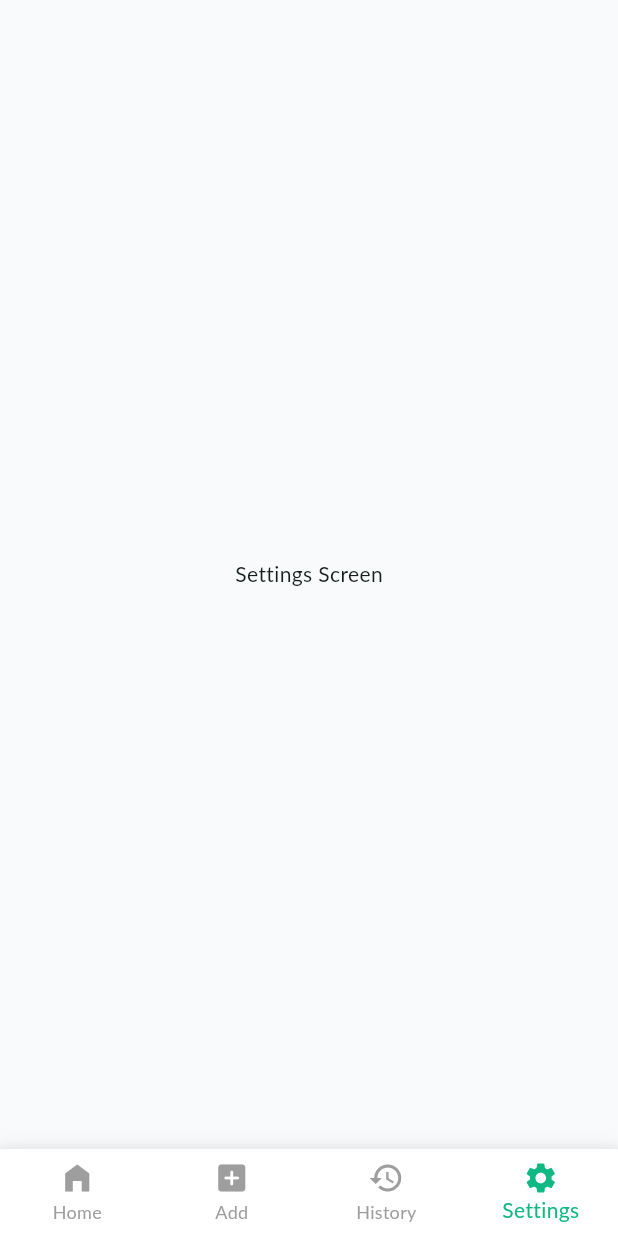
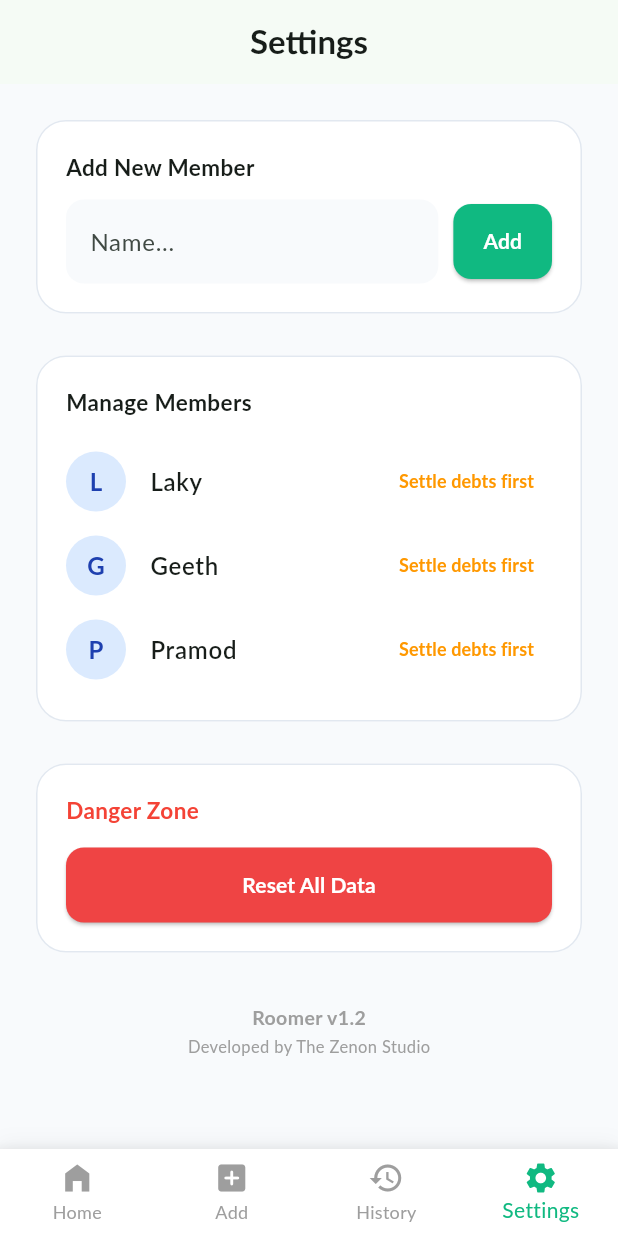
Before and after one commit to gkcama-dev/roomer_app, a Flutter app: the screen it shows after launch, item 4 of the bottom bar chosen, on a phone screen of 412 x 824 dp. Run offline on Flutter 3.47's test engine with Material 3 defaults, Android fonts, the phone set to English and light mode, and no system bars; Roboto replaces fonts that are missing (Lato).

Commit message:
Add full Settings screen UI
Replace placeholder with a complete Settings screen: adds AppBar and a ListView containing cards for Add New Member (TextField + Add button), Manage Members (member tiles via a new _buildSettingMemberTile helper), and Danger Zone (Reset All Data button), plus a version tag. Applies styling, shapes, and colors for consistent UI; interactive handlers (onPressed) are left as placeholders.

```diff
--- a/lib/views/settings_screen.dart
+++ b/lib/views/settings_screen.dart
@@ -5,8 +5,138 @@ class SettingsScreen extends StatelessWidget {
 
   @override
   Widget build(BuildContext context) {
-    return const Scaffold(
-      body: Center(child: Text('Settings Screen')),
+    return Scaffold(
+      appBar: AppBar(
+        title: const Text('Settings', style: TextStyle(fontWeight: FontWeight.bold)),
+        centerTitle: true,
+        automaticallyImplyLeading: false,
+      ),
+      body: ListView(
+        padding: const EdgeInsets.all(20),
+        children: [
+          // 1. Add New Member Card
+          Card(
+            color: Colors.white,
+            elevation: 0,
+            shape: RoundedRectangleBorder(borderRadius: BorderRadius.circular(20), side: const BorderSide(color: Color(0xFFE2E8F0))),
+            child: Padding(
+              padding: const EdgeInsets.all(20.0),
+              child: Column(
+                crossAxisAlignment: CrossAxisAlignment.start,
+                children: [
+                  const Text('Add New Member', style: TextStyle(fontWeight: FontWeight.bold, fontSize: 15)),
+                  const SizedBox(height: 12),
+                  Row(
+                    children: [
+                      Expanded(
+                        child: TextField(
+                          decoration: InputDecoration(
+                            hintText: 'Name...',
+                            filled: true,
+                            fillColor: const Color(0xFFF8FAFC),
+                            border: OutlineInputBorder(borderRadius: BorderRadius.circular(12), borderSide: BorderSide.none),
+                          ),
+                        ),
+                      ),
+                      const SizedBox(width: 10),
+                      ElevatedButton(
+                        style: ElevatedButton.styleFrom(
+                          backgroundColor: const Color(0xFF10B981),
+                          foregroundColor: Colors.white,
+                          shape: RoundedRectangleBorder(borderRadius: BorderRadius.circular(12)),
+                          padding: const EdgeInsets.symmetric(horizontal: 20, vertical: 15),
+                        ),
+                        onPressed: () {},
+                        child: const Text('Add', style: TextStyle(fontWeight: FontWeight.bold)),
+                      )
+                    ],
+                  )
+                ],
+              ),
+            ),
+          ),
+          const SizedBox(height: 20),
+
+          // 2. Manage Members Card
+          Card(
+            color: Colors.white,
+            elevation: 0,
+            shape: RoundedRectangleBorder(borderRadius: BorderRadius.circular(20), side: const BorderSide(color: Color(0xFFE2E8F0))),
+            child: Padding(
+              padding: const EdgeInsets.all(20.0),
+              child: Column(
+                crossAxisAlignment: CrossAxisAlignment.start,
+                children: [
+                  const Text('Manage Members', style: TextStyle(fontWeight: FontWeight.bold, fontSize: 15)),
+                  const SizedBox(height: 15),
+                  _buildSettingMemberTile('Laky', 'L'),
+                  _buildSettingMemberTile('Geeth', 'G'),
+                  _buildSettingMemberTile('Pramod', 'P'),
+                ],
+              ),
+            ),
+          ),
+          const SizedBox(height: 20),
+
+          // 3. Danger Zone Card
+          Card(
+            color: Colors.white,
+            elevation: 0,
+            shape: RoundedRectangleBorder(borderRadius: BorderRadius.circular(20), side: const BorderSide(color: Color(0xFFE2E8F0))),
+            child: Padding(
+              padding: const EdgeInsets.all(20.0),
+              child: Column(
+                crossAxisAlignment: CrossAxisAlignment.start,
+                children: [
+                  const Text('Danger Zone', style: TextStyle(fontWeight: FontWeight.bold, color: Colors.red, fontSize: 15)),
+                  const SizedBox(height: 15),
+                  SizedBox(
+                    width: double.infinity,
+                    height: 50,
+                    child: ElevatedButton(
+                      style: ElevatedButton.styleFrom(
+                        backgroundColor: const Color(0xFFEF4444), // Red Color
+                        foregroundColor: Colors.white,
+                        shape: RoundedRectangleBorder(borderRadius: BorderRadius.circular(12)),
+                      ),
+                      onPressed: () {},
+                      child: const Text('Reset All Data', style: TextStyle(fontWeight: FontWeight.bold)),
+                    ),
+                  )
+                ],
+              ),
+            ),
+          ),
+          const SizedBox(height: 30),
+
+          // Version Tag
+          const Center(
+            child: Column(
+              children: [
+                Text('Roomer v1.2', style: TextStyle(color: Colors.grey, fontSize: 13, fontWeight: FontWeight.bold)),
+                SizedBox(height: 2),
+                Text('Developed by The Zenon Studio', style: TextStyle(color: Colors.grey, fontSize: 11)),
+              ],
+            ),
+          )
+        ],
+      ),
+    );
+  }
+
+  // Member Row Builder
+  Widget _buildSettingMemberTile(String name, String initial) {
+    return ListTile(
+      contentPadding: EdgeInsets.zero,
+      leading: CircleAvatar(
+        backgroundColor: const Color(0xFFDBEAFE),
+        child: Text(initial, style: const TextStyle(color: Color(0xFF1E40AF), fontWeight: FontWeight.bold)),
+      ),
+      title: Text(name, style: const TextStyle(fontWeight: FontWeight.w600)),
+      trailing: TextButton(
+        onPressed: () {},
+        child: const Text('Settle debts first', style: TextStyle(color: Colors.orange, fontSize: 12, fontWeight: FontWeight.bold)),
+      ),
     );
   }
 }
```
